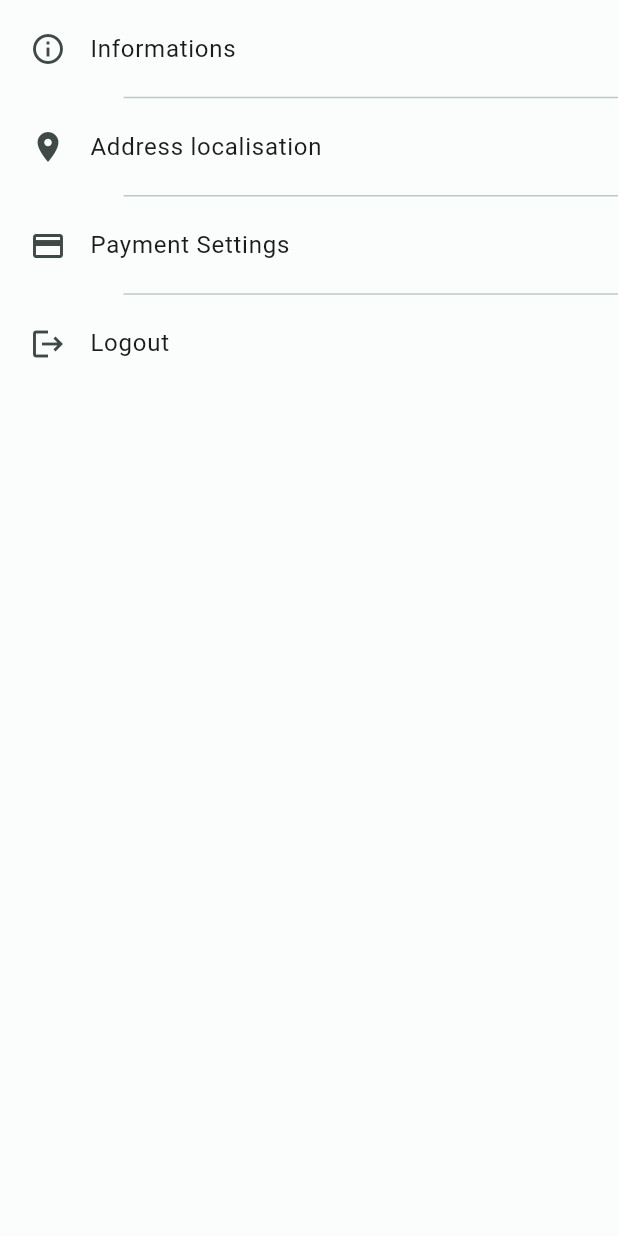
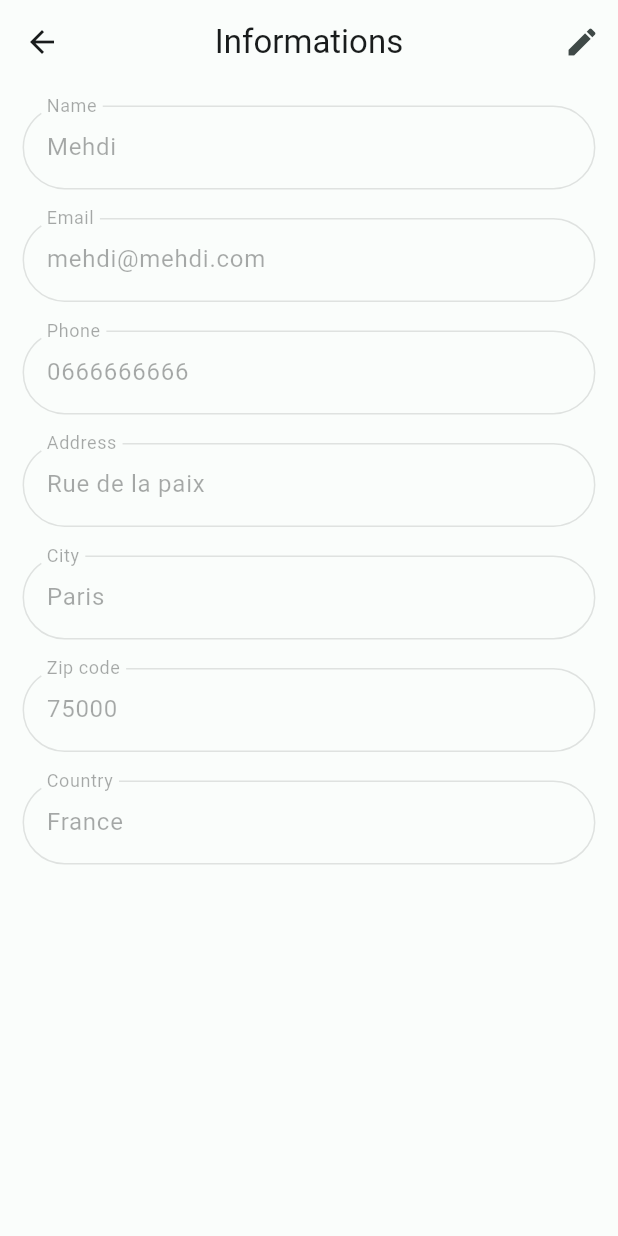
Before and after one commit to Mehdi-fsn/FoodFrenz, a Flutter app: the SettingsView widget shown alone on an empty page, opened directly, after a tap on "Informations", on a phone screen of 412 x 824 dp. Run offline on Flutter 3.47's test engine with Material 2 defaults, Android fonts, the phone set to English and light mode, and no system bars; our stand-ins replace cached_network_image, cloud_firestore, dots_indicator, firebase_auth, firebase_core, flutter_login and 3 more; accounts and stored records are empty; network calls fail.

Commit message:
Beginning of Informations Pages

```diff
--- /dev/null
+++ b/lib/app/modules/profile/pages/informations_page.dart
@@ -0,0 +1,86 @@
+import 'package:flutter/material.dart';
+import 'package:foodfrenz/app/core/theme/colors.dart';
+import 'package:foodfrenz/app/core/utils/dimensions.dart';
+import 'package:get/get.dart';
+
+class InformationsPage extends StatelessWidget {
+  InformationsPage({Key? key}) : super(key: key);
+
+  final EditingController editingController = Get.put(EditingController());
+
+  @override
+  Widget build(BuildContext context) {
+    return Scaffold(
+      appBar: AppBar(
+        title: const Text('Informations'),
+        centerTitle: true,
+        automaticallyImplyLeading: false,
+        leading: IconButton(
+          onPressed: () {
+            Get.delete<EditingController>();
+            Get.back();
+          },
+          icon: const Icon(Icons.arrow_back),
+        ),
+        actions: [
+          Obx(
+            () => IconButton(
+              onPressed: () {
+                editingController.isEditing.value =
+                    !editingController.isEditing.value;
+              },
+              icon: editingController.isEditing.value
+                  ? const Icon(Icons.check)
+                  : const Icon(Icons.edit),
+            ),
+          ),
+        ],
+      ),
+      body: Container(
+        margin: EdgeInsets.symmetric(
+            horizontal: Dimensions.width15, vertical: Dimensions.height15),
+        child: SingleChildScrollView(
+          child: Column(
+            children: [
+              _buildField('Name', 'Mehdi'),
+              _buildField('Email', 'mehdi@mehdi.com'),
+              _buildField('Phone', '0666666666'),
+              _buildField('Address', 'Rue de la paix'),
+              _buildField('City', 'Paris'),
+              _buildField('Zip code', '75000'),
+              _buildField('Country', 'France'),
+            ],
+          ),
+        ),
+      ),
+    );
+  }
+
+  Widget _buildField(String titleField, String valueField) {
+    final controller = TextEditingController(text: valueField);
+    return Obx(
+      () => Container(
+        margin: EdgeInsets.only(bottom: Dimensions.height20),
+        child: TextField(
+          controller: controller,
+          enabled: editingController.isEditing.value,
+          decoration: InputDecoration(
+            border: OutlineInputBorder(
+              borderSide: BorderSide(
+                color: Get.isDarkMode
+                    ? AppColors.mainDarkColor.withOpacity(0.5)
+                    : AppColors.mainColor.withOpacity(0.5),
+              ),
+              borderRadius: BorderRadius.circular(30),
+            ),
+            labelText: titleField,
+          ),
+        ),
+      ),
+    );
+  }
+}
+
+class EditingController extends GetxController {
+  final RxBool isEditing = false.obs;
+}
--- a/lib/app/modules/profile/widgets/settings_view.dart
+++ b/lib/app/modules/profile/widgets/settings_view.dart
@@ -1,6 +1,9 @@
 import 'package:flutter/material.dart';
 import 'package:foodfrenz/app/core/utils/dimensions.dart';
 import 'package:foodfrenz/app/modules/authentication/authentication_controller.dart';
+import 'package:foodfrenz/app/modules/profile/pages/address_location_page.dart';
+import 'package:foodfrenz/app/modules/profile/pages/informations_page.dart';
+import 'package:foodfrenz/app/modules/profile/pages/payment_settings_page.dart';
 import 'package:foodfrenz/app/modules/profile/profile_controller.dart';
 import 'package:get/get.dart';
 
@@ -16,7 +19,13 @@ class SettingsView extends GetView<ProfileController> {
           title: const Text('Informations'),
           contentPadding: EdgeInsets.symmetric(
               vertical: Dimensions.height5, horizontal: Dimensions.width20),
-          onTap: () {},
+          onTap: () {
+            Get.dialog(
+              InformationsPage(),
+              useSafeArea: true,
+              barrierDismissible: false,
+            );
+          },
         ),
         Divider(
           height: 0,
@@ -25,10 +34,16 @@ class SettingsView extends GetView<ProfileController> {
         ),
         ListTile(
           leading: const Icon(Icons.location_on),
-          title: const Text('Address localisation'),
+          title: const Text('Address location'),
           contentPadding: EdgeInsets.symmetric(
               vertical: Dimensions.height5, horizontal: Dimensions.width20),
-          onTap: () {},
+          onTap: () {
+            Get.dialog(
+              const AddressLocationPage(),
+              useSafeArea: true,
+              barrierDismissible: false,
+            );
+          },
         ),
         Divider(
           height: 0,
@@ -40,7 +55,13 @@ class SettingsView extends GetView<ProfileController> {
           title: const Text('Payment Settings'),
           contentPadding: EdgeInsets.symmetric(
               vertical: Dimensions.height5, horizontal: Dimensions.width20),
-          onTap: () {},
+          onTap: () {
+            Get.dialog(
+              const PaymentSettingsPage(),
+              useSafeArea: true,
+              barrierDismissible: false,
+            );
+          },
         ),
         Divider(
           height: 0,
```
Also changed, not shown: lib/app/modules/profile/pages/address_location_page.dart (added, +12 -0 lines), lib/app/modules/profile/pages/payment_settings_page.dart (added, +12 -0 lines).
